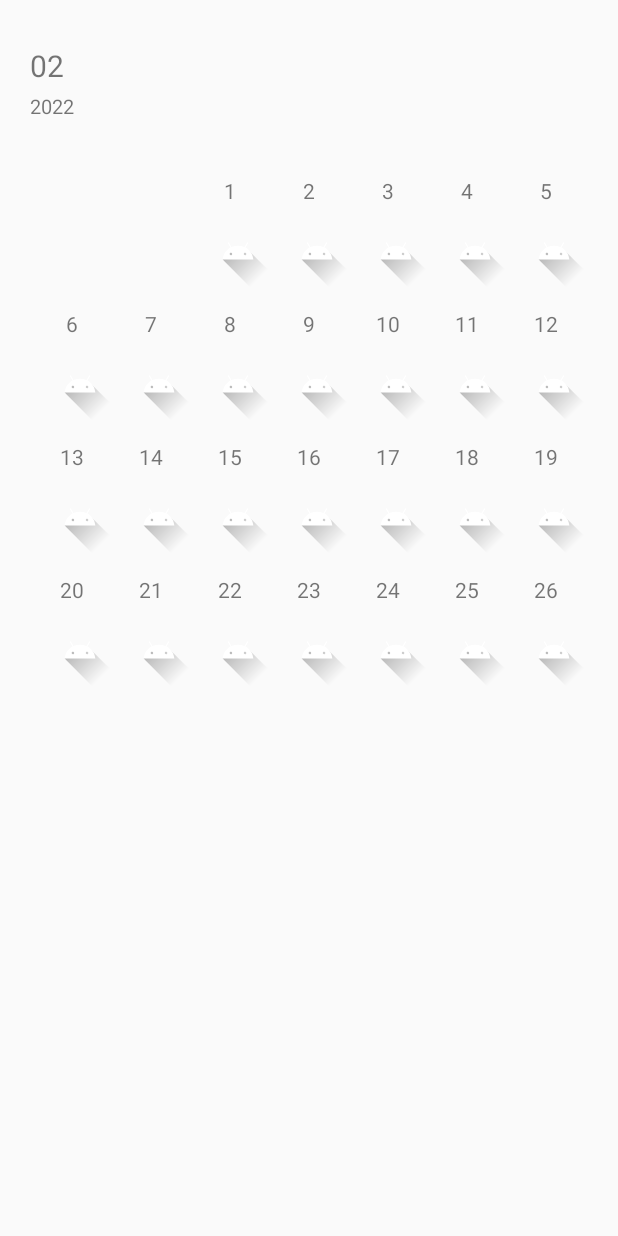
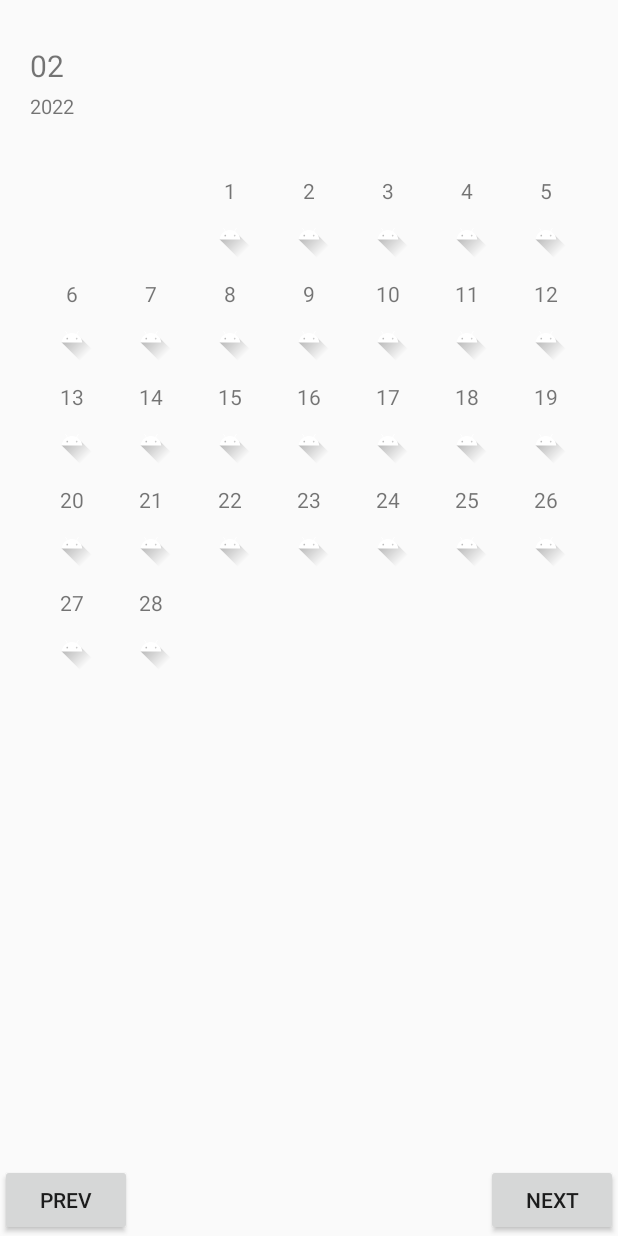
Before and after one commit to dev-damdam/healing-message-android, an Android app: the MainActivity screen opened directly, with no data from a screen before it, on a phone screen of 412 x 824 dp. Run offline under Robolectric (Android 15) with nearby library versions, the phone set to English and light mode, and no system bars.

Commit message:
press buttons and change month on calendar

```diff
--- a/app/src/main/java/com/example/healingmessage/MainActivity.kt
+++ b/app/src/main/java/com/example/healingmessage/MainActivity.kt
@@ -8,14 +8,17 @@ import com.example.healingmessage.calendar.CalendarAdapter
 import com.example.healingmessage.calendar.CalendarData
 import com.example.healingmessage.databinding.ActivityMainBinding
 import java.util.*
-import android.R.string.no
-
-
+import kotlin.collections.ArrayList
 
 
 class MainActivity : AppCompatActivity() {
     private lateinit var binding: ActivityMainBinding
     private lateinit var calendarAdapter: CalendarAdapter
+    private var calendarList: ArrayList<CalendarData> = ArrayList<CalendarData>()
+
+    private var num = 0
+
+    private val cal = GregorianCalendar()
 
     override fun onCreate(savedInstanceState: Bundle?) {
         super.onCreate(savedInstanceState)
@@ -25,40 +28,49 @@ class MainActivity : AppCompatActivity() {
         binding.calendarView.setHasFixedSize(true)
         binding.calendarView.layoutManager = GridLayoutManager(this, 7)
 
+        binding.buttonNextMonth.setOnClickListener {
+            setCalendarList(1)
+            calendarAdapter.notifyDataSetChanged()
+        }
+
+        binding.buttonPrevMonth.setOnClickListener {
+            setCalendarList(-1)
+            calendarAdapter.notifyDataSetChanged()
+        }
+
         // Initialised
-        calendarAdapter = CalendarAdapter()
+        setCalendarList(0)
+        calendarAdapter = CalendarAdapter(calendarList)
         calendarAdapter.notifyDataSetChanged()
         binding.calendarView.adapter = calendarAdapter
-
-        setCalendarList()
     }
 
-    private fun setCalendarList() {
-        val calendar: Calendar = Calendar.getInstance()
+    private fun setCalendarList(num: Int) {
+        calendarList.clear()
 
-        val currentYear = calendar.get(Calendar.YEAR)
-        val currentMonth = calendar.get(Calendar.MONTH) + 1// MONTH : 0 ~ 11
-        val currentDay = calendar.get(Calendar.DAY_OF_MONTH)
+        cal.add(Calendar.MONTH, num)
 
-        calendar.set(currentYear, currentMonth - 1, 1)
+        val calendar =
+            GregorianCalendar(cal.get(Calendar.YEAR), cal.get(Calendar.MONTH), 1, 0, 0, 0)
+        binding.textviewMonth.text =
+            if ((cal.get(Calendar.MONTH) + 1).toString().length == 1) "0${cal.get(Calendar.MONTH) + 1}" else {
+                (cal.get(Calendar.MONTH) + 1).toString()
+            }.toString()
+        binding.textviewYear.text = cal.get(Calendar.YEAR).toString()
 
-        val lastDayOfMonth = calendar.getActualMaximum(Calendar.DAY_OF_MONTH)
+        val dayOfWeek = calendar.get(Calendar.DAY_OF_WEEK)
+        val max = calendar.getActualMaximum(Calendar.DAY_OF_MONTH)
 
-        binding.textviewMonth.text =
-            if (currentMonth.toString().length == 1) "0$currentMonth" else currentMonth.toString()
-        binding.textviewYear.text = currentYear.toString()
-
-        val dayNum: Int = calendar.get(Calendar.DAY_OF_WEEK)
-
-
-        //1일 - 요일 매칭 시키기 위해 공백 add
-        for (i in 1 until dayNum) {
-            calendarAdapter.addItem(CalendarData(null, ""))
+        for (j in 1 until dayOfWeek) {
+            calendarList.add(CalendarData(null, ""))
         }
-
-        //set day
-        for(day in 1..lastDayOfMonth) {
-            calendarAdapter.addItem(CalendarData(this.getDrawable(R.drawable.ic_launcher_foreground), day.toString()))
+        for (j in 1..max) {
+            calendarList.add(
+                CalendarData(
+                    this.getDrawable(R.drawable.ic_launcher_foreground),
+                    j.toString()
+                )
+            )
         }
     }
 }
--- a/app/src/main/java/com/example/healingmessage/calendar/CalendarAdapter.kt
+++ b/app/src/main/java/com/example/healingmessage/calendar/CalendarAdapter.kt
@@ -5,8 +5,7 @@ import android.view.ViewGroup
 import androidx.recyclerview.widget.RecyclerView
 import com.example.healingmessage.databinding.CalendarItemBinding
 
-class CalendarAdapter: RecyclerView.Adapter<CalendarViewHolder>() {
-    private var dateList: ArrayList<CalendarData> = ArrayList<CalendarData>()
+class CalendarAdapter(private var calendarList: ArrayList<CalendarData>): RecyclerView.Adapter<CalendarViewHolder>() {
     override fun onCreateViewHolder(parent: ViewGroup, viewType: Int): CalendarViewHolder {
         val binding = CalendarItemBinding.inflate(LayoutInflater.from(parent.context))
 
@@ -14,14 +13,18 @@ class CalendarAdapter: RecyclerView.Adapter<CalendarViewHolder>() {
     }
 
     override fun onBindViewHolder(holder: CalendarViewHolder, position: Int) {
-        holder.bind(dateList[position])
+        holder.bind(calendarList[position])
     }
 
     override fun getItemCount(): Int {
-        return dateList.size
+        return calendarList.size
+    }
+
+    fun setCalendarList(calendarList: ArrayList<CalendarData>) {
+        this.calendarList = calendarList
     }
 
     fun addItem(item: CalendarData) {
-        dateList.add(item)
+        calendarList.add(item)
     }
 }
--- a/app/src/main/res/layout/activity_main.xml
+++ b/app/src/main/res/layout/activity_main.xml
@@ -31,7 +31,7 @@
     <androidx.recyclerview.widget.RecyclerView
         android:id="@+id/calendar_view"
         android:layout_width="369dp"
-        android:layout_height="354dp"
+        android:layout_height="wrap_content"
         android:layout_marginStart="20dp"
 
         android:layout_marginTop="24dp"
@@ -40,5 +40,22 @@
         app:layout_constraintStart_toStartOf="parent"
         app:layout_constraintTop_toBottomOf="@+id/textview_year" />
 
+    <Button
+        android:id="@+id/button_prev_month"
+        android:layout_width="wrap_content"
+        android:layout_height="wrap_content"
+        android:layout_marginEnd="236dp"
+        android:text="prev"
+        app:layout_constraintBottom_toBottomOf="parent"
+        app:layout_constraintEnd_toStartOf="@+id/button_next_month" />
+
+    <Button
+        android:id="@+id/button_next_month"
+        android:layout_width="wrap_content"
+        android:layout_height="wrap_content"
+        android:text="next"
+        app:layout_constraintBottom_toBottomOf="parent"
+        app:layout_constraintEnd_toEndOf="parent" />
+
 
 </androidx.constraintlayout.widget.ConstraintLayout>
--- a/app/src/main/res/layout/calendar_item.xml
+++ b/app/src/main/res/layout/calendar_item.xml
@@ -7,13 +7,12 @@
 
     <ImageView
         android:id="@+id/imgaeview_emotion"
-        android:layout_width="48dp"
-        android:layout_height="48dp"
+        android:layout_width="32dp"
+        android:layout_height="32dp"
         android:layout_marginStart="8dp"
-        android:layout_marginTop="8dp"
+        android:layout_marginTop="4dp"
         android:layout_marginEnd="8dp"
         app:layout_constraintEnd_toEndOf="parent"
-        app:layout_constraintHorizontal_bias="0.0"
         app:layout_constraintStart_toStartOf="parent"
         app:layout_constraintTop_toBottomOf="@+id/textview_day"
         tools:srcCompat="@tools:sample/avatars" />
```
